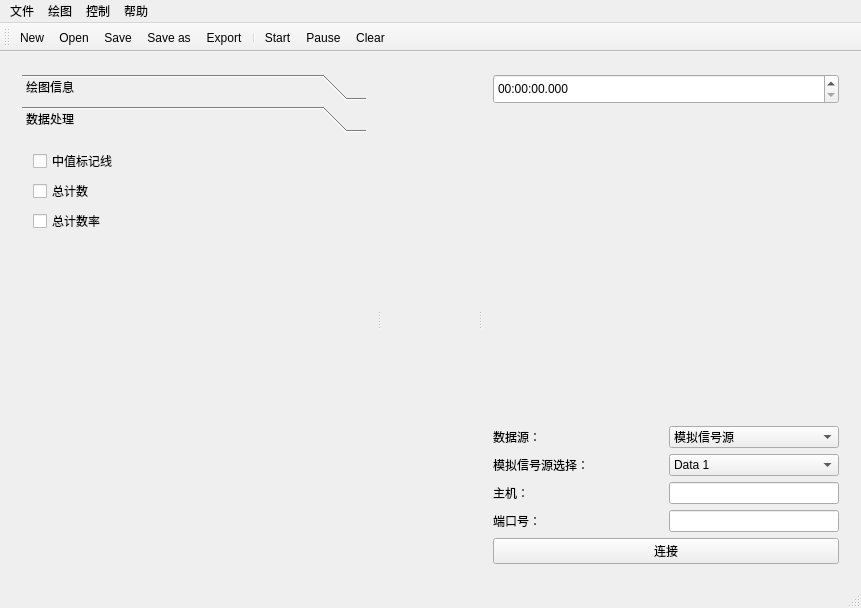
Above: mainwindow.ui from RockPie/Smally before the change. Below: the same form after it.
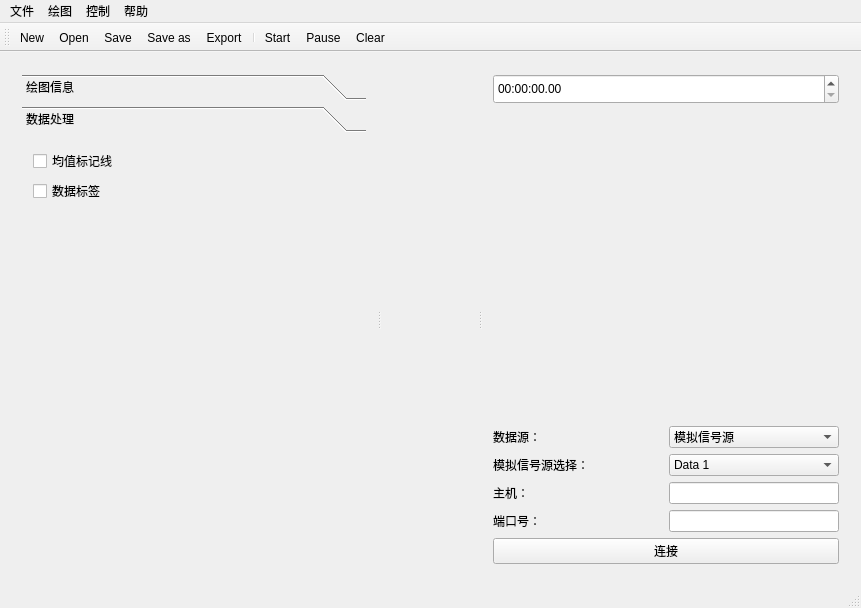
That is the form after the change. The open tabs and pages were chosen to show the change. Icons and pictures are not drawn.

```diff
--- a/mainwindow.ui
+++ b/mainwindow.ui
@@ -237,7 +237,7 @@
               <item>
                <widget class="QCheckBox" name="checkBox">
                 <property name="text">
-                 <string>中值标记线</string>
+                 <string>均值标记线</string>
                 </property>
                </widget>
               </item>
@@ -248,18 +248,7 @@
               <item>
                <widget class="QCheckBox" name="checkBox_2">
                 <property name="text">
-                 <string>总计数</string>
-                </property>
-               </widget>
-              </item>
-             </layout>
-            </item>
-            <item>
-             <layout class="QHBoxLayout" name="horizontalLayout_17">
-              <item>
-               <widget class="QCheckBox" name="checkBox_3">
-                <property name="text">
-                 <string>总计数率</string>
+                 <string>数据标签</string>
                 </property>
                </widget>
               </item>
@@ -336,7 +325,7 @@
             <enum>QDateTimeEdit::SecondSection</enum>
            </property>
            <property name="displayFormat">
-            <string>HH:mm:ss.zzz</string>
+            <string>HH:mm:ss.zz</string>
            </property>
           </widget>
          </item>
```
Left out of the diff: 4 changed lines with no effect on the pictures.
